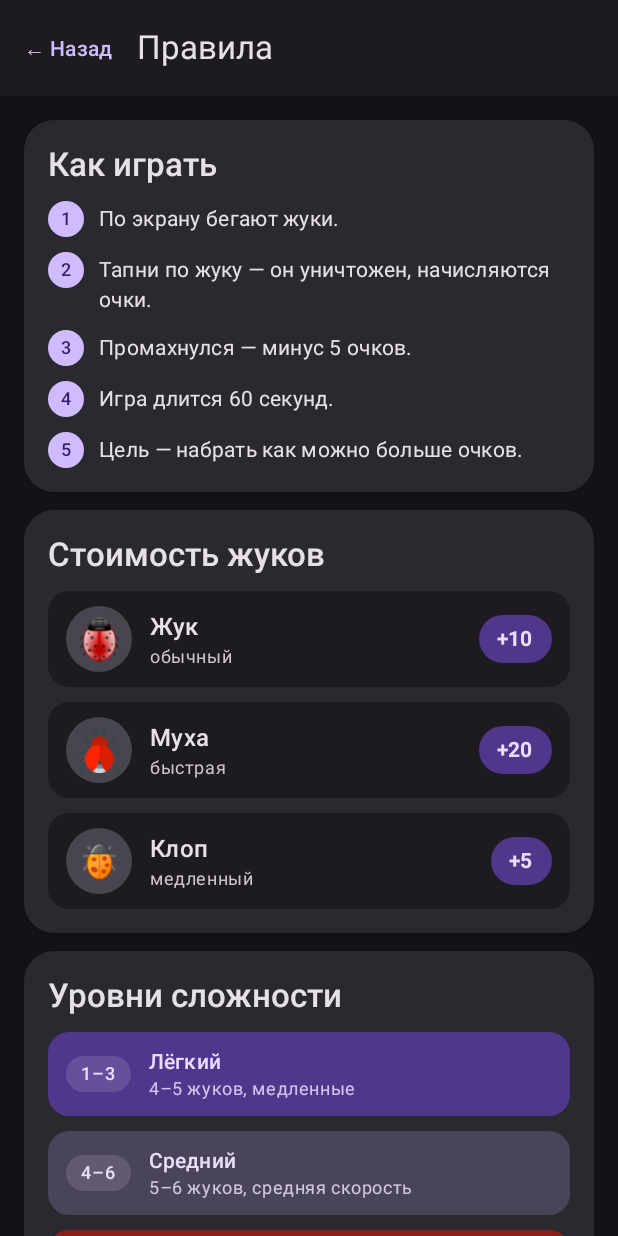
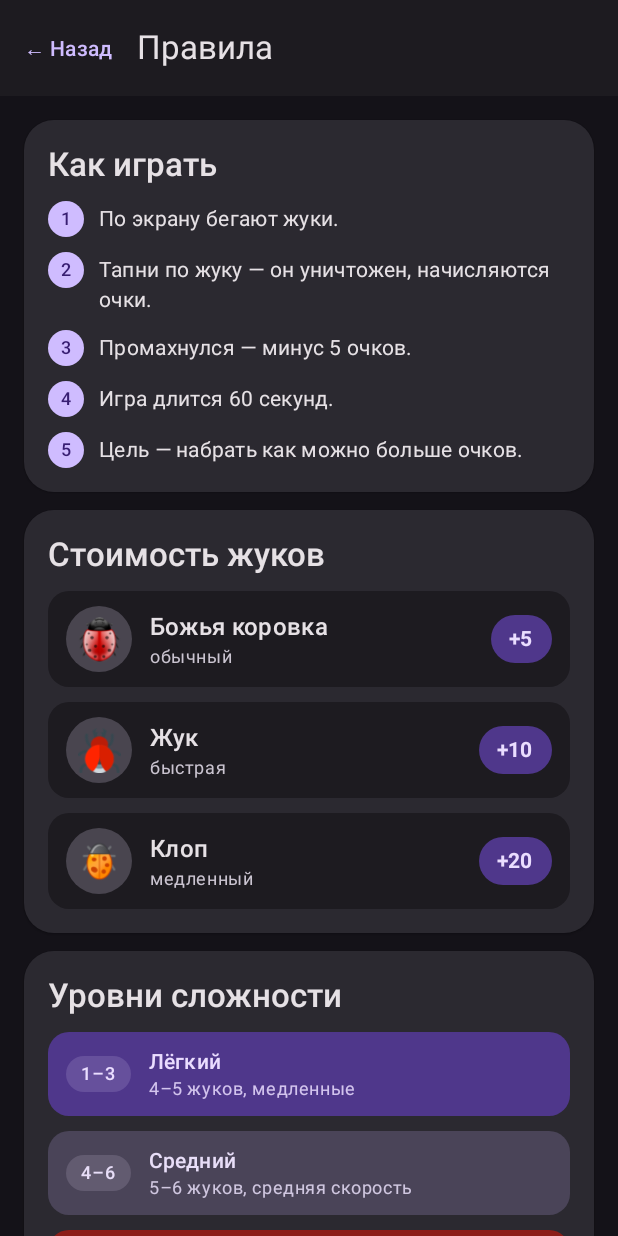
Before and after one commit to GhostManSSR/Vyz_study, an Android app built with Jetpack Compose: the RulesScreen screen opened through its navigation route, on a phone screen of 412 x 824 dp. Run offline under Robolectric (Android 15) with nearby library versions, the light colour scheme and no system bars.

Commit message:
update rules

```diff
--- a/app/src/main/java/BugBug/androidApp/data/local/PlayerDao.kt
+++ b/app/src/main/java/BugBug/androidApp/data/local/PlayerDao.kt
@@ -9,7 +9,6 @@ import kotlinx.coroutines.flow.Flow
 @Dao
 interface PlayerDao {
 
-    // ── Игроки ──
     @Insert
     suspend fun insertPlayer(player: PlayerEntity): Long
 
@@ -22,7 +21,6 @@ interface PlayerDao {
     @Delete
     suspend fun deletePlayer(player: PlayerEntity)
 
-    // ── Очки ──
     @Insert
     suspend fun insertScore(score: ScoreEntity): Long
 
--- a/app/src/main/java/BugBug/androidApp/ui/registration/RegistrationScreen.kt
+++ b/app/src/main/java/BugBug/androidApp/ui/registration/RegistrationScreen.kt
@@ -99,7 +99,6 @@ fun RegistrationScreen(
     }
 }
 
-// ==================== Вкладка 1: Регистрация ====================
 @OptIn(ExperimentalMaterial3Api::class)
 @Composable
 private fun RegistrationTabContent(
@@ -252,7 +251,6 @@ private fun RegistrationTabContent(
     }
 }
 
-// ==================== Вкладка 2: Правила ====================
 @Composable
 private fun RulesTabContent() {
     Card(Modifier.fillMaxWidth()) {
@@ -277,7 +275,6 @@ private fun RulesTabContent() {
     }
 }
 
-// ==================== Вкладка 3: Авторы ====================
 @Composable
 private fun AuthorsTabContent() {
     val authors = listOf(
@@ -299,7 +296,6 @@ private fun AuthorsTabContent() {
     }
 }
 
-// ==================== Вкладка 4: Настройки игры ====================
 @Composable
 private fun SettingsTabContent(
     settings: GameSettings,
--- a/app/src/main/java/BugBug/androidApp/ui/rules/RulesScreen.kt
+++ b/app/src/main/java/BugBug/androidApp/ui/rules/RulesScreen.kt
@@ -50,21 +50,21 @@ fun RulesScreen(onBack: () -> Unit) {
             RulesSection(title = "Стоимость жуков") {
                 InsectRow(
                     iconRes = R.drawable.ic_insect3,
-                    name = "Жук",
+                    name = "Божья коровка",
                     note = "обычный",
-                    points = 10
+                    points = 5
                 )
                 InsectRow(
                     iconRes = R.drawable.ic_insect,
-                    name = "Муха",
+                    name = "Жук",
                     note = "быстрая",
-                    points = 20
+                    points = 10
                 )
                 InsectRow(
                     iconRes = R.drawable.ic_insect1,
                     name = "Клоп",
                     note = "медленный",
-                    points = 5
+                    points = 20
                 )
             }
 
--- a/app/src/main/java/BugBug/androidApp/ui/theme/Theme.kt
+++ b/app/src/main/java/BugBug/androidApp/ui/theme/Theme.kt
@@ -52,7 +52,6 @@ fun BugTheme(
 ) {
     val colorScheme = if (darkTheme) DarkColors else LightColors
 
-    // Красим статус-бар под тему
     val view = LocalView.current
     if (!view.isInEditMode) {
         SideEffect {
--- a/app/src/main/java/BugBug/androidApp/ui/theme/Type.kt
+++ b/app/src/main/java/BugBug/androidApp/ui/theme/Type.kt
@@ -6,7 +6,6 @@ import androidx.compose.ui.text.font.FontFamily
 import androidx.compose.ui.text.font.FontWeight
 import androidx.compose.ui.unit.sp
 
-// Set of Material typography styles to start with
 val Typography = Typography(
     bodyLarge = TextStyle(
         fontFamily = FontFamily.Default,
```
